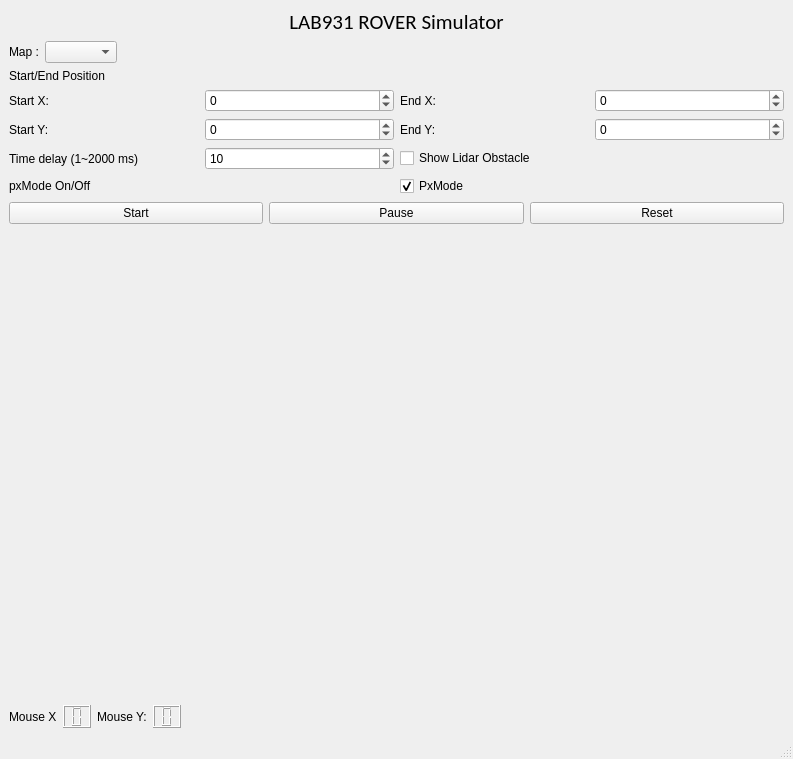
goldmode321/ROVER_Clement_Billy_2019, file gui/simulator.ui: the form before one commit.
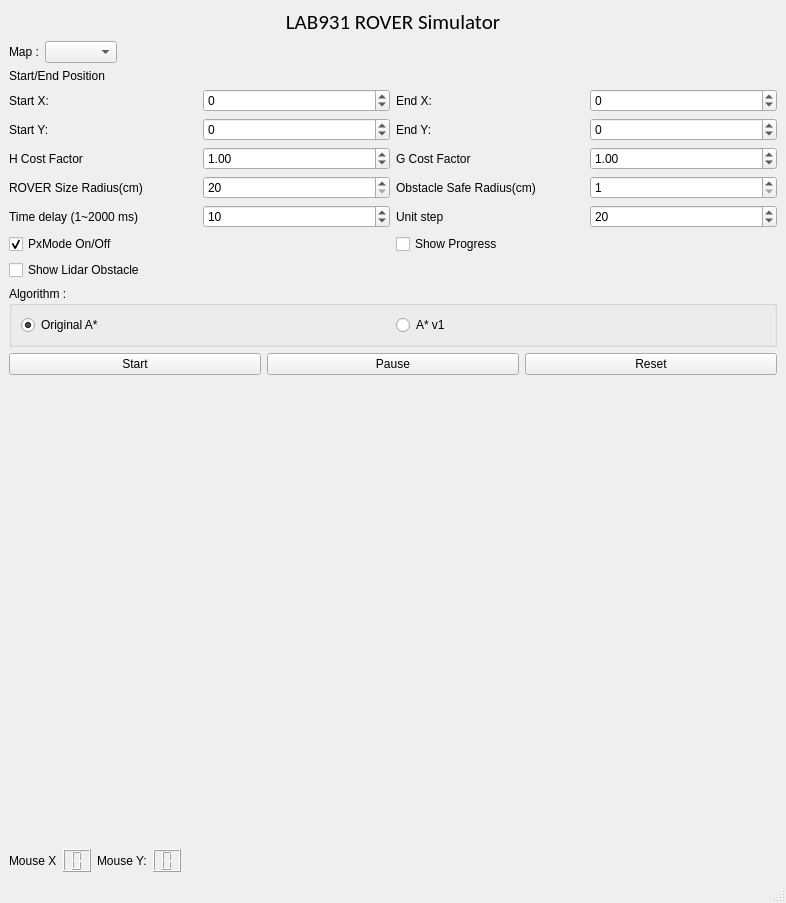
The form after the commit.

```diff
--- a/gui/simulator.ui
+++ b/gui/simulator.ui
@@ -6,8 +6,8 @@
    <rect>
     <x>0</x>
     <y>0</y>
-    <width>793</width>
-    <height>759</height>
+    <width>786</width>
+    <height>903</height>
    </rect>
   </property>
   <property name="windowTitle">
@@ -180,6 +180,85 @@
       </item>
      </layout>
     </item>
+    <item>
+     <layout class="QHBoxLayout" name="horizontalLayout_15">
+      <item>
+       <widget class="QLabel" name="label_11">
+        <property name="text">
+         <string>H Cost Factor</string>
+        </property>
+       </widget>
+      </item>
+      <item>
+       <widget class="QDoubleSpinBox" name="dspin_hcost">
+        <property name="minimum">
+         <double>0.010000000000000</double>
+        </property>
+        <property name="value">
+         <double>1.000000000000000</double>
+        </property>
+       </widget>
+      </item>
+      <item>
+       <widget class="QLabel" name="label_12">
+        <property name="text">
+         <string>G Cost Factor</string>
+        </property>
+       </widget>
+      </item>
+      <item>
+       <widget class="QDoubleSpinBox" name="dspin_gcost">
+        <property name="minimum">
+         <double>0.010000000000000</double>
+        </property>
+        <property name="value">
+         <double>1.000000000000000</double>
+        </property>
+       </widget>
+      </item>
+     </layout>
+    </item>
+    <item>
+     <layout class="QHBoxLayout" name="horizontalLayout_17">
+      <item>
+       <widget class="QLabel" name="label_13">
+        <property name="text">
+         <string>ROVER Size Radius(cm)</string>
+        </property>
+       </widget>
+      </item>
+      <item>
+       <widget class="QSpinBox" name="spin_rover_radius">
+        <property name="minimum">
+         <number>20</number>
+        </property>
+        <property name="maximum">
+         <number>1000</number>
+        </property>
+       </widget>
+      </item>
+      <item>
+       <widget class="QLabel" name="label_14">
+        <property name="text">
+         <string>Obstacle Safe Radius(cm)</string>
+        </property>
+       </widget>
+      </item>
+      <item>
+       <widget class="QSpinBox" name="spin_safe_radius">
+        <property name="minimum">
+         <number>1</number>
+        </property>
+        <property name="maximum">
+         <number>500</number>
+        </property>
+        <property name="value">
+         <number>1</number>
+        </property>
+       </widget>
+      </item>
+     </layout>
+    </item>
     <item>
      <layout class="QHBoxLayout" name="horizontalLayout_6">
       <item>
@@ -215,9 +294,22 @@
         <item>
          <layout class="QHBoxLayout" name="horizontalLayout_8">
           <item>
-           <widget class="QCheckBox" name="check_show_lidar">
+           <widget class="QLabel" name="label_15">
             <property name="text">
-             <string>Show Lidar Obstacle</string>
+             <string>Unit step</string>
+            </property>
+           </widget>
+          </item>
+          <item>
+           <widget class="QSpinBox" name="spin_unitstep">
+            <property name="minimum">
+             <number>1</number>
+            </property>
+            <property name="maximum">
+             <number>400</number>
+            </property>
+            <property name="value">
+             <number>20</number>
             </property>
            </widget>
           </item>
@@ -231,17 +323,10 @@
      <layout class="QHBoxLayout" name="horizontalLayout_5">
       <item>
        <layout class="QHBoxLayout" name="horizontalLayout_16">
-        <item>
-         <widget class="QLabel" name="label_11">
-          <property name="text">
-           <string>pxMode On/Off</string>
-          </property>
-         </widget>
-        </item>
         <item>
          <widget class="QCheckBox" name="check_pxmode">
           <property name="text">
-           <string>PxMode</string>
+           <string>PxMode On/Off</string>
           </property>
           <property name="checkable">
            <bool>true</bool>
@@ -260,10 +345,55 @@
        </layout>
       </item>
       <item>
-       <layout class="QHBoxLayout" name="horizontalLayout_13"/>
+       <layout class="QHBoxLayout" name="horizontalLayout_13">
+        <item>
+         <widget class="QCheckBox" name="check_progress">
+          <property name="text">
+           <string>Show Progress</string>
+          </property>
+         </widget>
+        </item>
+       </layout>
       </item>
      </layout>
     </item>
+    <item>
+     <layout class="QHBoxLayout" name="horizontalLayout_18">
+      <item>
+       <widget class="QCheckBox" name="check_show_lidar">
+        <property name="text">
+         <string>Show Lidar Obstacle</string>
+        </property>
+       </widget>
+      </item>
+     </layout>
+    </item>
+    <item>
+     <widget class="QGroupBox" name="groupBox">
+      <property name="title">
+       <string>Algorithm : </string>
+      </property>
+      <layout class="QHBoxLayout" name="horizontalLayout_19">
+       <item>
+        <widget class="QRadioButton" name="radio_original_a">
+         <property name="text">
+          <string>Original A*</string>
+         </property>
+         <property name="checked">
+          <bool>true</bool>
+         </property>
+        </widget>
+       </item>
+       <item>
+        <widget class="QRadioButton" name="radio_a_v1">
+         <property name="text">
+          <string>A* v1</string>
+         </property>
+        </widget>
+       </item>
+      </layout>
+     </widget>
+    </item>
     <item>
      <layout class="QHBoxLayout" name="horizontalLayout_4">
       <item>
```
Left out of the diff: 8 changed lines with no effect on the pictures.
